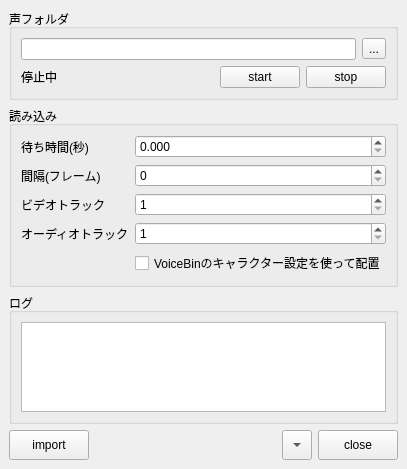
The window that app/resolve/Python/rs_resolve/tool/voice_dropper/voice_dropper.ui (nakano000/Resolve_Script) describes before a commit, drawn with Qt 5.
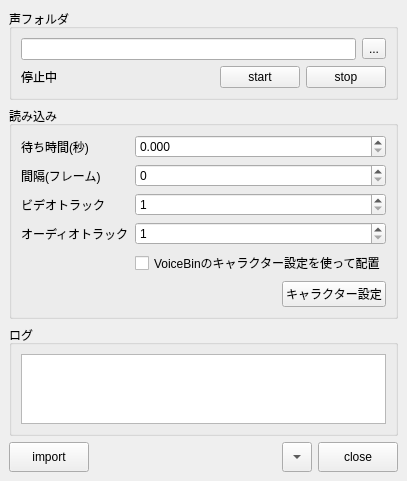
The same window after the commit. Custom widgets are drawn as their Qt base class.

Commit message: キャラクター設定をコンボブックス、ファイルダイアログで入力出来るように変更

```diff
--- a/app/resolve/Python/rs_resolve/tool/voice_dropper/voice_dropper.ui
+++ b/app/resolve/Python/rs_resolve/tool/voice_dropper/voice_dropper.ui
@@ -163,6 +163,30 @@
          </property>
         </widget>
        </item>
+       <item row="5" column="1">
+        <layout class="QHBoxLayout" name="horizontalLayout_4">
+         <item>
+          <spacer name="horizontalSpacer_3">
+           <property name="orientation">
+            <enum>Qt::Horizontal</enum>
+           </property>
+           <property name="sizeHint" stdset="0">
+            <size>
+             <width>40</width>
+             <height>20</height>
+            </size>
+           </property>
+          </spacer>
+         </item>
+         <item>
+          <widget class="QPushButton" name="charaButton">
+           <property name="text">
+            <string>キャラクター設定</string>
+           </property>
+          </widget>
+         </item>
+        </layout>
+       </item>
       </layout>
      </widget>
     </item>
```
The commit also changes 8 other files.
